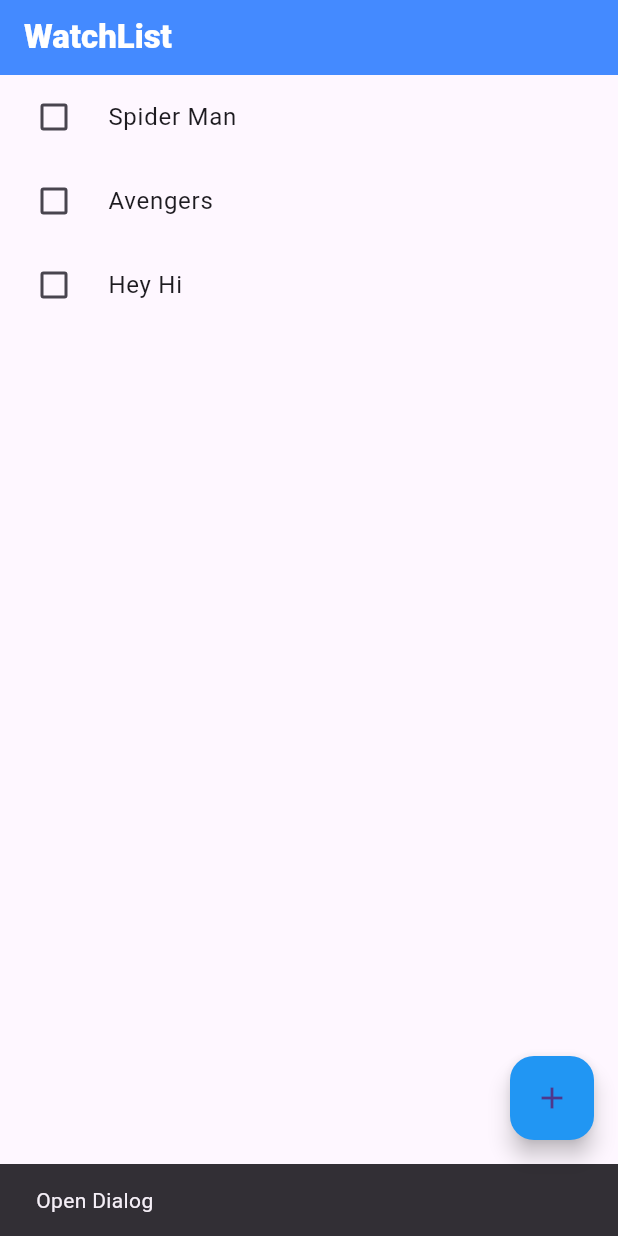
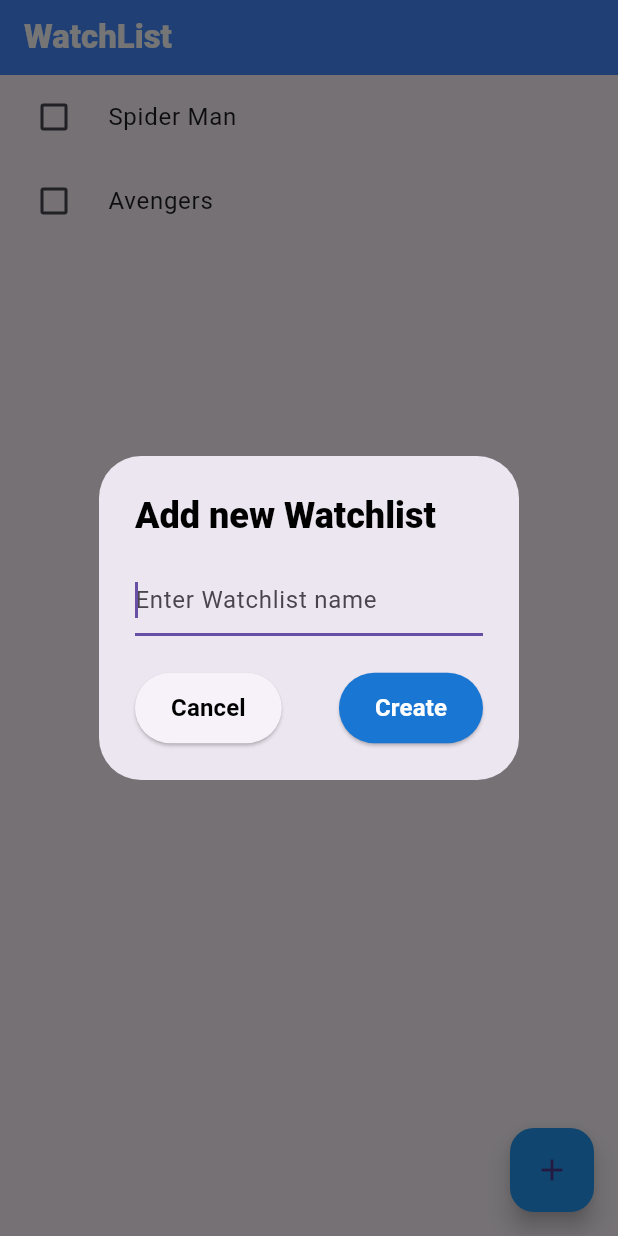
Before and after one commit to BhadriPrabhu/watchlist, a Flutter app: the screen it shows after launch, after a tap on the "add" icon, on a phone screen of 412 x 824 dp. Run offline on Flutter 3.47's test engine with Material 3 defaults, Android fonts, the phone set to English and light mode, and no system bars.

Commit message:
feat: added _showAddDialog and integrated with action

```diff
--- a/lib/main.dart
+++ b/lib/main.dart
@@ -32,6 +32,66 @@ class _WatchlistScreenState extends State<WatchlistScreen> {
     FutureList(name: "Spider Man"),
     FutureList(name: "Avengers"),
   ];
+
+  final TextEditingController _watchlistName = TextEditingController();
+
+  Future<void> _showAddDialog(BuildContext context) async {
+    return showDialog(
+      context: context,
+      builder: (BuildContext context) {
+        return AlertDialog(
+          title: Text("Add new Watchlist", style: TextStyle(color: Colors.black, fontSize: 24.0, fontWeight: FontWeight.w800),),
+          content: SingleChildScrollView(
+            child: TextField(
+              controller: _watchlistName,
+              autofocus: true,
+              decoration: InputDecoration(hintText: "Enter Watchlist name"),
+            ),
+          ),
+          actions: [
+            Row(
+              mainAxisAlignment: MainAxisAlignment.spaceBetween,
+              children: [
+                ElevatedButton(
+                  onPressed: () {
+                    Navigator.pop(context);
+                    _watchlistName.text = "";
+                  },
+                  style: TextButton.styleFrom(
+                    foregroundColor: Colors.grey[800],
+                    padding: EdgeInsets.symmetric(horizontal: 24, vertical: 12),
+                  ),
+                  child: Text("Cancel", style: TextStyle(fontWeight: FontWeight.w700, fontSize: 16.0, color: Colors.black),),
+                ),
+                ElevatedButton(
+                  onPressed: () {
+                    if (_watchlistName.text.isNotEmpty) {
+                      setState(() {
+                        myFutureList.add(
+                          FutureList(
+                            name: _watchlistName.text,
+                            isCompleted: false,
+                          ),
+                        );
+                      });
+                      Navigator.pop(context);
+                      _watchlistName.text = "";
+                    }
+                  },
+                  style: TextButton.styleFrom(
+                    foregroundColor: Colors.white,
+                    backgroundColor: Colors.blue[700],
+                    padding: EdgeInsets.symmetric(horizontal: 24, vertical: 12),
+                  ),
+                  child: Text("Create", style: TextStyle(fontWeight: FontWeight.w700, fontSize: 16.0),),
+                ),
+              ],
+            ),
+          ],
+        );
+      },
+    );
+  }
 
   // final TextEditingController _textContoller = TextEditingController();
   @override
@@ -93,16 +153,19 @@ class _WatchlistScreenState extends State<WatchlistScreen> {
       )),
       floatingActionButton: Semantics(
         label: "Add WatchList",
-        child: FloatingActionButton(onPressed: () {
-          setState(() {
-            myFutureList.add(FutureList(name: "Hey Hi", isCompleted: false));
-          });
-          ScaffoldMessenger.of(context).showSnackBar(
-            SnackBar(content: Text("Open Dialog"))
-          );
-        },
-        backgroundColor: Colors.blue,
-        child: Icon(Icons.add),),
+        child: FloatingActionButton(
+          onPressed: () {
+            // setState(() {
+            //   myFutureList.add(FutureList(name: "Hey Hi", isCompleted: false));
+            // });
+            // ScaffoldMessenger.of(context).showSnackBar(
+            //   SnackBar(content: Text("Open Dialog"))
+            // );
+            _showAddDialog(context);
+          },
+          backgroundColor: Colors.blue,
+          child: Icon(Icons.add),
+        ),
       ),
     );
   }
```
